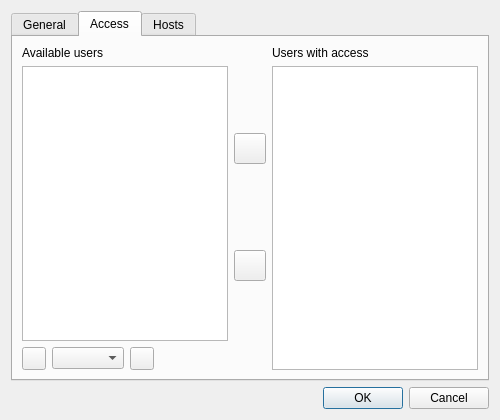
Before: the Qt Designer form source/client/desktop/management/router_workspace_dialog.ui in dchapyshev/aspia, drawn with Qt 5.
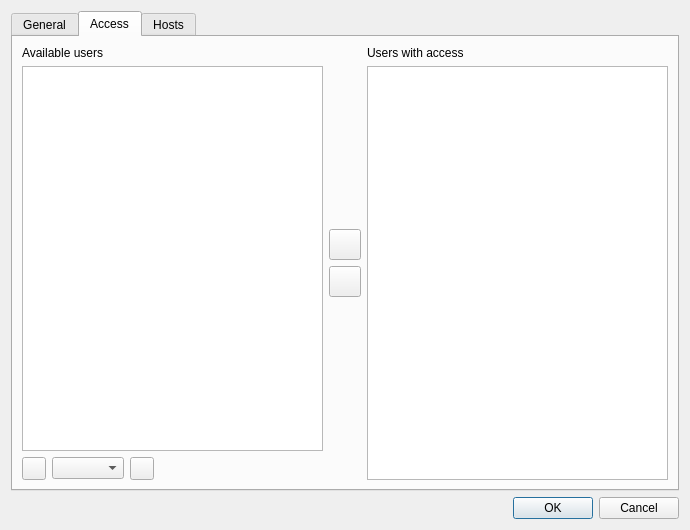
After: the same form once the commit is applied. The open tabs and pages were chosen to show the change. Icons and pictures are not drawn. Custom widgets are drawn as their Qt base class.

Diff of the .ui file:
```diff
--- a/source/client/desktop/management/router_workspace_dialog.ui
+++ b/source/client/desktop/management/router_workspace_dialog.ui
@@ -6,8 +6,8 @@
    <rect>
     <x>0</x>
     <y>0</y>
-    <width>500</width>
-    <height>420</height>
+    <width>690</width>
+    <height>530</height>
    </rect>
   </property>
   <property name="windowTitle">
@@ -137,6 +137,12 @@
            <property name="orientation">
             <enum>Qt::Orientation::Vertical</enum>
            </property>
+           <property name="sizeHint" stdset="0">
+            <size>
+             <width>0</width>
+             <height>0</height>
+            </size>
+           </property>
           </spacer>
          </item>
          <item>
@@ -170,6 +176,12 @@
            <property name="orientation">
             <enum>Qt::Orientation::Vertical</enum>
            </property>
+           <property name="sizeHint" stdset="0">
+            <size>
+             <width>0</width>
+             <height>0</height>
+            </size>
+           </property>
           </spacer>
          </item>
         </layout>
```
Left out of the diff: 48 changed lines with no effect on the pictures.
